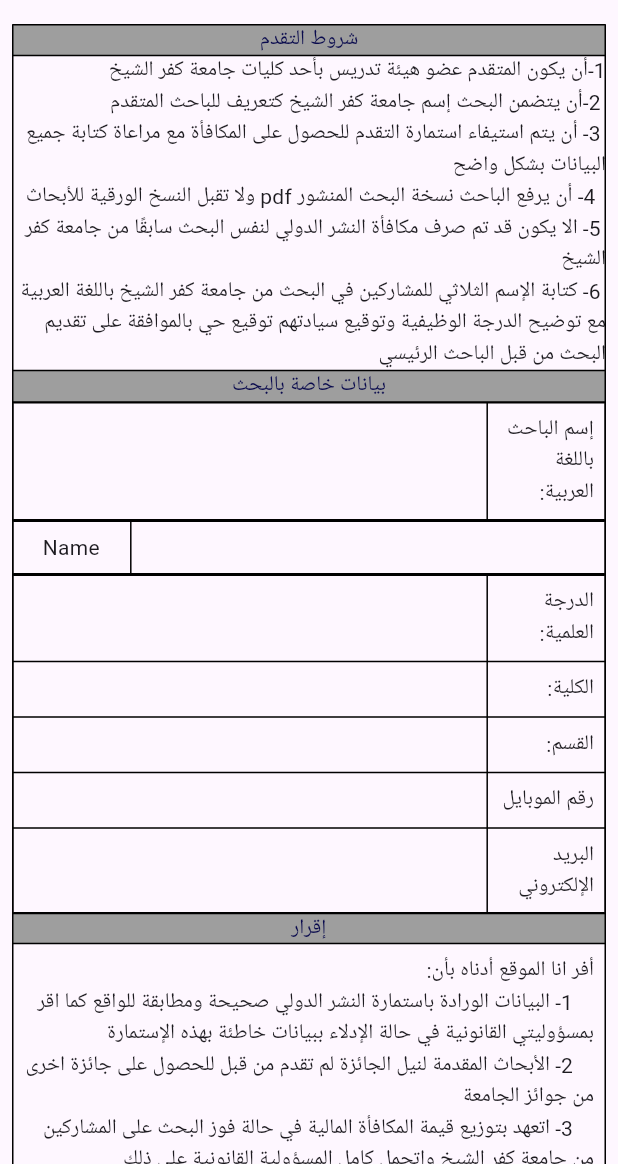
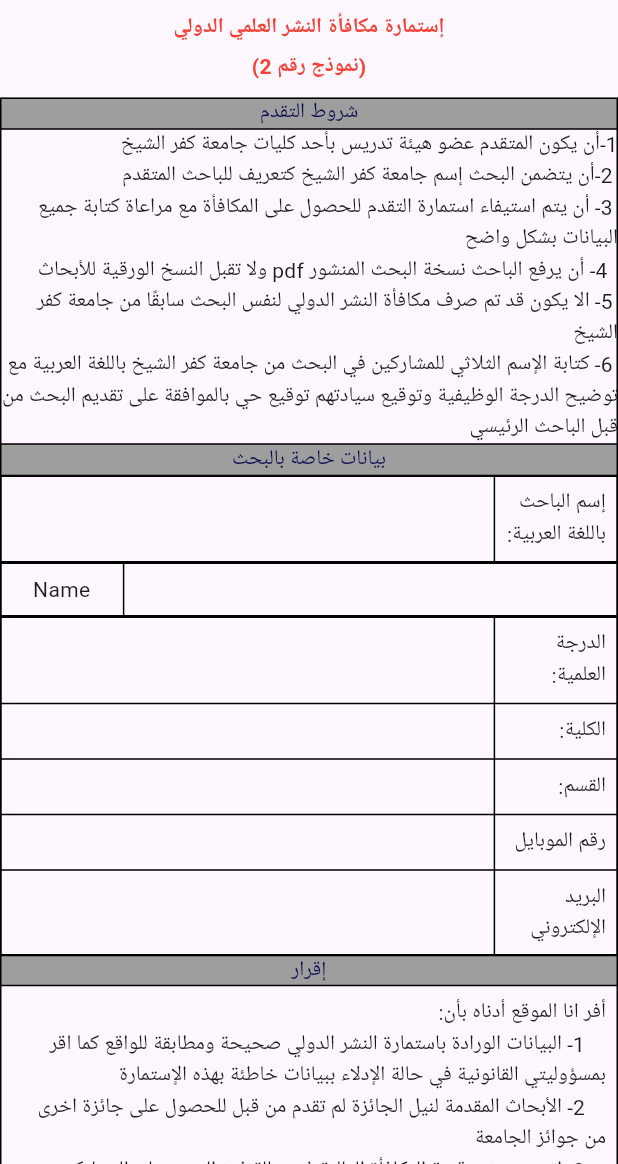
Before and after one commit to BassamEmad39/graduation_project, a Flutter app: the screen it shows after launch, on a phone screen of 412 x 824 dp, the part 72-1236 px from its top. Run offline on Flutter 3.47's test engine with Material 3 defaults, Android fonts, the phone set to English and light mode, and no system bars; our stand-ins replace dropdown_button2, easy_localization, file_picker, flutter_screenutil, flutter_spinkit, image_picker and 4 more.

Commit message:
i hate pdf

```diff
--- a/lib/custom/appbar.dart
+++ b/lib/custom/appbar.dart
@@ -2,12 +2,12 @@ import 'package:flutter/material.dart';
 
 class MyAppBar extends StatelessWidget implements PreferredSizeWidget {
   final VoidCallback? onBack;
-  MyAppBar({super.key, this.onBack});
+  const MyAppBar({super.key, this.onBack});
 
   @override
   Widget build(BuildContext context) {
     return AppBar(
-      title: SizedBox.shrink(),
+      title: const SizedBox.shrink(),
       actions: [
         Padding(
           padding: const EdgeInsets.all(8.0),
@@ -22,5 +22,5 @@ class MyAppBar extends StatelessWidget implements PreferredSizeWidget {
   }
 
   @override
-  Size get preferredSize => Size.fromHeight(kToolbarHeight);
+  Size get preferredSize => const Size.fromHeight(kToolbarHeight);
 }
--- a/lib/custom/textField.dart
+++ b/lib/custom/textField.dart
@@ -1,4 +1,3 @@
-import 'package:auto_direction/auto_direction.dart';
 import 'package:flutter/material.dart';
 
 class MyTextField extends StatefulWidget {
@@ -20,9 +19,7 @@ class _MyTextFieldState extends State<MyTextField> {
   bool isPasswordHidden = true;
   @override
   Widget build(BuildContext context) {
-    return AutoDirection(
-      text: text,
-      child: TextFormField(
+    return  TextFormField(
         controller: widget.controller,
         validator: widget.validator,
         keyboardType: widget.isPhone?TextInputType.phone:TextInputType.text,
@@ -49,7 +46,6 @@ class _MyTextFieldState extends State<MyTextField> {
 
             filled: true,
             fillColor: Color.fromRGBO(255, 253, 253, 1)),
-      ),
-    );
+      );
   }
 }
--- a/lib/main.dart
+++ b/lib/main.dart
@@ -58,6 +58,6 @@ class _MyAppState extends State<MyApp> {
               debugShowCheckedModeBanner: false,
               home: child,
             ),
-        child: const PdfPrint());
+        child:  PdfPrint());
   }
 }
--- a/lib/pages/pdfprint.dart
+++ b/lib/pages/pdfprint.dart
@@ -1,40 +1,51 @@
+import 'dart:async';
+import 'dart:typed_data';
+
 import 'package:flutter/material.dart';
 import 'package:graduation_project/custom/appbar.dart';
 import 'package:graduation_project/custom/buttons.dart';
+import 'package:pdf/pdf.dart';
+import 'package:pdf/widgets.dart' as pw;
+import 'package:printing/printing.dart';
+import 'package:screenshot/screenshot.dart';
 
-class PdfPrint extends StatefulWidget {
-  const PdfPrint({
+class PdfPrint extends StatelessWidget {
+  PdfPrint({
     super.key,
     this.columnWidths,
   });
-
   final Map<int, TableColumnWidth>? columnWidths;
-
-  @override
-  State<PdfPrint> createState() => _PdfPrintState();
-}
-
-class _PdfPrintState extends State<PdfPrint> {
-
-
   final bool status = false;
+  final screenshotController = ScreenshotController();
 
   @override
   Widget build(BuildContext context) {
     return Scaffold(
-      appBar: MyAppBar(),
+      appBar: const MyAppBar(),
       body: SingleChildScrollView(
-        child: Padding(
-          padding: const EdgeInsets.all(8.0),
           child: Column(
         children: [
+          Center(
+              child: Text("إستمارة مكافأة النشر العلمي الدولي",
+                  style: TextStyle(
+                      color: Colors.red, fontWeight: FontWeight.bold))),
+          SizedBox(
+            height: 5,
+          ),
+          Center(
+              child: Text("(نموذج رقم 2)",
+                  style: TextStyle(
+                      color: Colors.red, fontWeight: FontWeight.bold))),
+          SizedBox(
+            height: 10,
+          ),
           Table(
             border: TableBorder.all(color: Colors.black),
             children: [
               TableRow(children: [
                 Container(
                   color: Colors.grey,
-                      child: Center(
+                  child: const Center(
                     child: Text(
                       "شروط التقدم",
                       style: TextStyle(color: Color(0xff090a4d)),
@@ -42,7 +53,7 @@ class _PdfPrintState extends State<PdfPrint> {
                   ),
                 ),
               ]),
-                  TableRow(
+              const TableRow(
                 children: [
                   Text(
                       "1-أن يكون المتقدم عضو هيئة تدريس بأحد كليات جامعة كفر الشيخ \n 2-أن يتضمن البحث إسم جامعة كفر الشيخ كتعريف للباحث المتقدم \n 3- أن يتم استيفاء استمارة التقدم للحصول على المكافأة مع مراعاة كتابة جميع البيانات بشكل واضح \n  4- أن يرفع الباحث نسخة البحث المنشور pdf ولا تقبل النسخ الورقية للأبحاث \n 5- الا يكون قد تم صرف مكافأة النشر الدولي لنفس البحث سابقًا من جامعة كفر الشيخ \n 6- كتابة الإسم الثلاثي للمشاركين في البحث من جامعة كفر الشيخ باللغة العربية مع توضيح الدرجة الوظيفية وتوقيع سيادتهم توقيع حي بالموافقة على تقديم البحث من قبل الباحث الرئيسي"),
@@ -52,7 +63,7 @@ class _PdfPrintState extends State<PdfPrint> {
                 children: [
                   Container(
                     color: Colors.grey,
-                        child: Center(
+                    child: const Center(
                       child: Text(
                         "بيانات خاصة بالبحث",
                         style: TextStyle(color: Color(0xff090a4d)),
@@ -63,15 +74,15 @@ class _PdfPrintState extends State<PdfPrint> {
               ),
               TableRow(children: [
                 Table(
-                      columnWidths: {
+                  columnWidths: const {
                     0: FlexColumnWidth(1),
                     1: FlexColumnWidth(4)
                   },
                   border: TableBorder.all(color: Colors.black),
-                      children: [
+                  children: const [
                     TableRow(children: [
                       Padding(
-                            padding: const EdgeInsets.all(8.0),
+                        padding: EdgeInsets.all(8.0),
                         child: Text('إسم الباحث باللغة العربية:'),
                       ),
                       Text(''),
@@ -81,17 +92,17 @@ class _PdfPrintState extends State<PdfPrint> {
               ]),
               TableRow(children: [
                 Table(
-                      columnWidths: {
+                  columnWidths: const {
                     0: FlexColumnWidth(4),
                     1: FlexColumnWidth(1)
                   },
                   border: TableBorder.all(color: Colors.black),
-                      children: [
+                  children: const [
                     TableRow(children: [
                       Text(''),
                       Center(
                           child: Padding(
-                            padding: const EdgeInsets.all(8.0),
+                        padding: EdgeInsets.all(8.0),
                         child: Text('Name'),
                       )),
                     ]),
@@ -100,43 +111,43 @@ class _PdfPrintState extends State<PdfPrint> {
               ]),
               TableRow(children: [
                 Table(
-                      columnWidths: {
+                  columnWidths: const {
                     0: FlexColumnWidth(1),
                     1: FlexColumnWidth(4)
                   },
                   border: TableBorder.all(color: Colors.black),
-                      children: [
+                  children: const [
                     TableRow(children: [
                       Padding(
-                            padding: const EdgeInsets.all(8.0),
+                        padding: EdgeInsets.all(8.0),
                         child: Text('الدرجة العلمية:'),
                       ),
                       Text(''),
                     ]),
                     TableRow(children: [
                       Padding(
-                            padding: const EdgeInsets.all(8.0),
+                        padding: EdgeInsets.all(8.0),
                         child: Text('الكلية: '),
                       ),
                       Text(''),
                     ]),
                     TableRow(children: [
                       Padding(
-                            padding: const EdgeInsets.all(8.0),
+                        padding: EdgeInsets.all(8.0),
                         child: Text('القسم:'),
                       ),
                       Text(''),
                     ]),
                     TableRow(children: [
                       Padding(
-                            padding: const EdgeInsets.all(8.0),
+                        padding: EdgeInsets.all(8.0),
                         child: Text('رقم الموبايل'),
                       ),
                       Text(''),
                     ]),
                     TableRow(children: [
                       Padding(
-                            padding: const EdgeInsets.all(8.0),
+                        padding: EdgeInsets.all(8.0),
                         child: Text('البريد الإلكتروني'),
                       ),
                       Text(''),
@@ -148,7 +159,7 @@ class _PdfPrintState extends State<PdfPrint> {
                 children: [
                   Container(
                     color: Colors.grey,
-                        child: Center(
+                    child: const Center(
                       child: Text(
                         "إقرار",
                         style: TextStyle(color: Color(0xff090a4d)),
@@ -157,26 +168,28 @@ class _PdfPrintState extends State<PdfPrint> {
                   ),
                 ],
               ),
-                  TableRow(children: [
+              const TableRow(children: [
                 Padding(
-                      padding: const EdgeInsets.all(8.0),
+                  padding: EdgeInsets.all(8.0),
                   child: Text(
                       "أفر انا الموقع أدناه بأن: \n    1- البيانات الورادة باستمارة النشر الدولي صحيحة ومطابقة للواقع كما اقر بمسؤوليتي القانونية في حالة الإدلاء ببيانات خاطئة بهذه الإستمارة \n    2- الأبحاث المقدمة لنيل الجائزة لم تقدم من قبل للحصول على جائزة اخرى من جوائز الجامعة \n    3- اتعهد بتوزيع قيمة المكافأة المالية في حالة فوز البحث على المشاركين من جامعة كفر الشيخ واتحمل كامل المسؤولية القانونية على ذلك \n \n الإسم :                                                         التوقيع: \n"),
                 )
               ])
             ],
           ),
-              SizedBox(
+          const SizedBox(
             height: 80,
           ),
-              Table(
+          Screenshot(
+            controller: screenshotController,
+            child: Table(
               border: TableBorder.all(color: Colors.black),
               children: [
                 TableRow(
                   children: [
                     Container(
                       color: Colors.grey,
-                        child: Center(
+                      child: const Center(
                         child: Text(
                           "بيانات خاصة بالبحث",
                           style: TextStyle(color: Color(0xff090a4d)),
@@ -189,17 +202,17 @@ class _PdfPrintState extends State<PdfPrint> {
                   children: [
                     Table(
                       border: TableBorder.all(color: Colors.black),
-                        columnWidths: {1: FlexColumnWidth(3)},
-                        children: [
+                      columnWidths: const {1: FlexColumnWidth(3)},
+                      children: const [
                         TableRow(
                           children: [
                             Padding(
-                                padding: const EdgeInsets.all(8.0),
+                              padding: EdgeInsets.all(8.0),
                               child: Text("عنوان البحث باللغة الإنجليزية"),
                             ),
                             Text(""),
                             Padding(
-                                padding: const EdgeInsets.all(8.0),
+                              padding: EdgeInsets.all(8.0),
                               child: Text("Title of the paper"),
                             )
                           ],
@@ -211,9 +224,9 @@ class _PdfPrintState extends State<PdfPrint> {
                 TableRow(
                   children: [
                     Table(
-                        columnWidths: {1: FlexColumnWidth(4)},
+                      columnWidths: const {1: FlexColumnWidth(4)},
                       border: TableBorder.all(color: Colors.black),
-                        children: [
+                      children: const [
                         TableRow(
                           children: [
                             Text("تاريخ نشر البحث"),
@@ -234,17 +247,17 @@ class _PdfPrintState extends State<PdfPrint> {
                   children: [
                     Table(
                       border: TableBorder.all(color: Colors.black),
-                        columnWidths: {1: FlexColumnWidth(3)},
-                        children: [
+                      columnWidths: const {1: FlexColumnWidth(3)},
+                      children: const [
                         TableRow(
                           children: [
                             Padding(
-                                padding: const EdgeInsets.all(8.0),
+                              padding: EdgeInsets.all(8.0),
                               child: Text("اسم المجلة"),
                             ),
                             Text(""),
                             Padding(
-                                padding: const EdgeInsets.all(8.0),
+                              padding: EdgeInsets.all(8.0),
                               child: Text("Title of the journal"),
                             )
                           ],
@@ -256,9 +269,9 @@ class _PdfPrintState extends State<PdfPrint> {
                 TableRow(
                   children: [
                     Table(
-                        columnWidths: {1: FlexColumnWidth(3)},
+                      columnWidths: const {1: FlexColumnWidth(3)},
                       border: TableBorder.all(color: Colors.black),
-                        children: [
+                      children: const [
                         TableRow(
                           children: [
                             Text("الرقم المعياري التسلسلي للمجلة: (ISSN)"),
@@ -280,21 +293,21 @@ class _PdfPrintState extends State<PdfPrint> {
                   children: [
                     Table(
                       border: TableBorder.all(color: Colors.black),
-                        columnWidths: {1: FlexColumnWidth(3)},
+                      columnWidths: const {1: FlexColumnWidth(3)},
                       children: [
                         TableRow(children: [
-                            Text(
+                          const Text(
                               "المشاركون في البحث من اعضاء هيئة التدريس بجامعة كفر الشيخ"),
                           Table(
                             children: [
                               TableRow(children: [
                                 CheckboxListTile(
-                                      title: Text("لا يوجد"),
-                                      value: status,
+                                    title: const Text("لا يوجد"),
+                                    value: false,
                                     onChanged: (val) {}),
                                 CheckboxListTile(
-                                      title: Text("يوجد"),
-                                      value: status,
+                                    title: const Text("يوجد"),
+                                    value: false,
                                     onChanged: (val) {}),
                               ])
                             ],
@@ -308,35 +321,34 @@ class _PdfPrintState extends State<PdfPrint> {
                   children: [
                     Table(
                       border: TableBorder.all(color: Colors.black),
-                        columnWidths: {1: FlexColumnWidth(3)},
+                      columnWidths: const {1: FlexColumnWidth(3)},
                       children: [
                         TableRow(children: [
-                            Center(
+                          const Center(
                               child: Text(
                                   "أسماء المشاركون في البحث من جامعة كفر الشيخ")),
                           Padding(
                             padding: const EdgeInsets.all(8.0),
                             child: Table(
                               border: TableBorder.all(color: Colors.black),
-                                children: [
+                              children: const [
                                 TableRow(
                                   children: [
                                     Padding(
-                                        padding: const EdgeInsets.all(5.0),
-                                        child:
-                                            Text("الإسم ثلاثي باللغة العريبة"),
+                                      padding: EdgeInsets.all(5.0),
+                                      child: Text("الإسم ثلاثي باللغة العريبة"),
                                     ),
                                     Padding(
-                                        padding: const EdgeInsets.all(5.0),
-                                        child: Text(
-                                            "الإسم العلمي المدون على اليحث"),
+                                      padding: EdgeInsets.all(5.0),
+                                      child:
+                                          Text("الإسم العلمي المدون على اليحث"),
                                     ),
                                     Padding(
-                                        padding: const EdgeInsets.all(5.0),
+                                      padding: EdgeInsets.all(5.0),
                                       child: Text("الدرجة الوظيفية"),
                                     ),
                                     Padding(
-                                        padding: const EdgeInsets.all(5.0),
+                                      padding: EdgeInsets.all(5.0),
                                       child: Text(
                                         "اوافق على تقديم البحث من قبل الباحث المتقدم وأتعهد بعدم تقديمه مرة اخرى",
                                         style: TextStyle(fontSize: 10),
@@ -394,18 +406,19 @@ class _PdfPrintState extends State<PdfPrint> {
                 ),
               ],
             ),
-              SizedBox(
+          ),
+          const SizedBox(
             height: 80,
           ),
-              Padding(
-                padding: const EdgeInsets.all(20.0),
+          const Padding(
+            padding: EdgeInsets.all(20.0),
             child: Column(
               crossAxisAlignment: CrossAxisAlignment.start,
               children: [
                 Text(
                   'شرط حصول البحث على جائزة:',
-                      style: TextStyle(
-                          color: Colors.red, fontWeight: FontWeight.bold),
+                  style:
+                      TextStyle(color: Colors.red, fontWeight: FontWeight.bold),
                 ),
                 SizedBox(
                   height: 5,
@@ -424,8 +437,7 @@ class _PdfPrintState extends State<PdfPrint> {
                 SizedBox(
                   height: 5,
                 ),
-                    Text(
-                        '4- تستبعد البحوث غير المدون عليها إسم جامعة كفر الشيخ'),
+                Text('4- تستبعد البحوث غير المدون عليها إسم جامعة كفر الشيخ'),
                 SizedBox(
                   height: 5,
                 ),
@@ -456,29 +468,33 @@ class _PdfPrintState extends State<PdfPrint> {
                 ),
                 Text(
                   'متطلبات التقديم',
-                      style: TextStyle(
-                          color: Colors.red, fontWeight: FontWeight.bold),
+                  style:
+                      TextStyle(color: Colors.red, fontWeight: FontWeight.bold),
                 ),
                 SizedBox(
                   height: 5,
                 ),
-                    Text('1- ان يتم استيفاء استمارة التقدم للحصول على المكافأة موقعة من السيد أ.د/رئيس القسم العلمي و السيد أ.د/ةميل المليى لشئون الدراسات العليا و البحوث ثم اعتمادها من السيد أ.د/ عميد الكلية.'),
+                Text(
+                    '1- ان يتم استيفاء استمارة التقدم للحصول على المكافأة موقعة من السيد أ.د/رئيس القسم العلمي و السيد أ.د/ةميل المليى لشئون الدراسات العليا و البحوث ثم اعتمادها من السيد أ.د/ عميد الكلية.'),
                 SizedBox(
                   height: 5,
                 ),
-                    Text('2- أن يرفع العضو المقدم نسخة البحث المنشور بصيغة pdf و لا تقبل النسخ الورقية للأبحاث.'),
+                Text(
+                    '2- أن يرفع العضو المقدم نسخة البحث المنشور بصيغة pdf و لا تقبل النسخ الورقية للأبحاث.'),
                 SizedBox(
                   height: 5,
                 ),
-                    Text('3- كتابة الإسم الثلاثي للمشاركين في البحث من جامعة كفر الشيخ باللغة العربية مع توضيح الدرجة الوظيفية و توقيع سيادتهم توقيع حي بالموافقة على تقديم بحث من قبل الباحث الرئيسي'),
+                Text(
+                    '3- كتابة الإسم الثلاثي للمشاركين في البحث من جامعة كفر الشيخ باللغة العربية مع توضيح الدرجة الوظيفية و توقيع سيادتهم توقيع حي بالموافقة على تقديم بحث من قبل الباحث الرئيسي'),
                 SizedBox(
                   height: 5,
                 ),
-                    Text('4- ترفع الاستمارة و الابحاث و المقدمة و صورة بطاقة الرقم القومي على اللينك المرسل.'),
+                Text(
+                    '4- ترفع الاستمارة و الابحاث و المقدمة و صورة بطاقة الرقم القومي على اللينك المرسل.'),
               ],
             ),
           ),
-              SizedBox(
+          const SizedBox(
             height: 40,
           ),
           Row(
@@ -486,10 +502,9 @@ class _PdfPrintState extends State<PdfPrint> {
             children: [
               CustomButton(
                 title: "Print",
-                    onPressed: () {
-                    },
+                onPressed: _captureAndSaveScreenshot,
               ),
-                  SizedBox(
+              const SizedBox(
                 width: 15,
               ),
               CustomButton(
@@ -499,9 +514,36 @@ class _PdfPrintState extends State<PdfPrint> {
             ],
           )
         ],
+      )),
+    );
+  }
+
+  void _captureAndSaveScreenshot() async {
+    final image = await screenshotController.capture();
+
+    if (image != null) {
+      await _saveScreenshotAsPdf(image);
+    }
+  }
+
+  Future<void> _saveScreenshotAsPdf(Uint8List image) async {
+    final pdf = pw.Document();
+
+    final pdfImage = pw.MemoryImage(image);
+
+    pdf.addPage(
+      pw.Page(
+        build: (pw.Context context) {
+          return pw.Center(
+            child: pw.Image(pdfImage),
+          );
+        },
       ),
-        ),
-      ),
+    );
+
+    // Save the PDF file
+    await Printing.layoutPdf(
+      onLayout: (PdfPageFormat format) async => pdf.save(),
     );
   }
 }
--- a/pubspec.yaml
+++ b/pubspec.yaml
@@ -19,7 +19,7 @@ publish_to: 'none' # Remove this line if you wish to publish to pub.dev
 version: 1.0.0+1
 
 environment:
-  sdk: '>=3.3.0 <4.0.0'
+  sdk: '>=3.2.3 <4.0.0'
 
 # Dependencies specify other packages that your package needs in order to work.
 # To automatically upgrade your package dependencies to the latest versions
@@ -35,7 +35,6 @@ dependencies:
   # Use with the CupertinoIcons class for iOS style icons.
   cupertino_icons: ^1.0.6
   flutter_screenutil: ^5.9.0
-  auto_direction: ^0.0.7
   flutter_spinkit: ^5.2.0
   pin_code_text_field: ^1.8.0
   pinput: ^4.0.0
@@ -46,6 +45,9 @@ dependencies:
   file_picker: ^8.0.2
   url_launcher: ^6.2.6
   image_picker: ^1.1.0
+  pdf: ^3.10.8
+  printing: ^5.12.0
+  screenshot: ^3.0.0
 
 dev_dependencies:
   flutter_test:
```
Also changed, not shown: pubspec.lock, 1 other file. Lines whose indentation alone changed are shown as unchanged.
